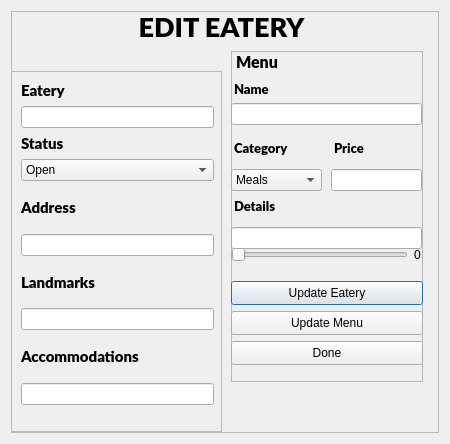
First picture: the form in editeatery.ui, repository KANKAN25/Tipid-Timpla-Tracker, before the edit.
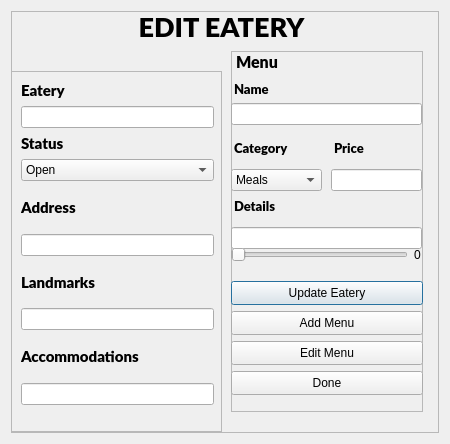
Second picture: the form after the edit.

Commit message: added add menu in edit eatery

Patch:
```diff
--- a/editeatery.ui
+++ b/editeatery.ui
@@ -198,7 +198,7 @@
         <x>220</x>
         <y>40</y>
         <width>192</width>
-        <height>331</height>
+        <height>361</height>
        </rect>
       </property>
       <property name="frameShape">
@@ -391,13 +391,13 @@
        <property name="geometry">
         <rect>
          <x>0</x>
-         <y>260</y>
+         <y>290</y>
          <width>192</width>
          <height>24</height>
         </rect>
        </property>
        <property name="text">
-        <string>Update Menu</string>
+        <string>Edit Menu</string>
        </property>
       </widget>
       <widget class="QWidget" name="layoutWidget">
@@ -446,7 +446,7 @@
        <property name="geometry">
         <rect>
          <x>0</x>
-         <y>290</y>
+         <y>320</y>
          <width>192</width>
          <height>24</height>
         </rect>
@@ -455,6 +455,19 @@
         <string>Done</string>
        </property>
       </widget>
+      <widget class="QPushButton" name="pushButton_addMenu">
+       <property name="geometry">
+        <rect>
+         <x>0</x>
+         <y>260</y>
+         <width>192</width>
+         <height>24</height>
+        </rect>
+       </property>
+       <property name="text">
+        <string>Add Menu</string>
+       </property>
+      </widget>
      </widget>
     </widget>
    </item>
```
The commit also changes 2 other files.
